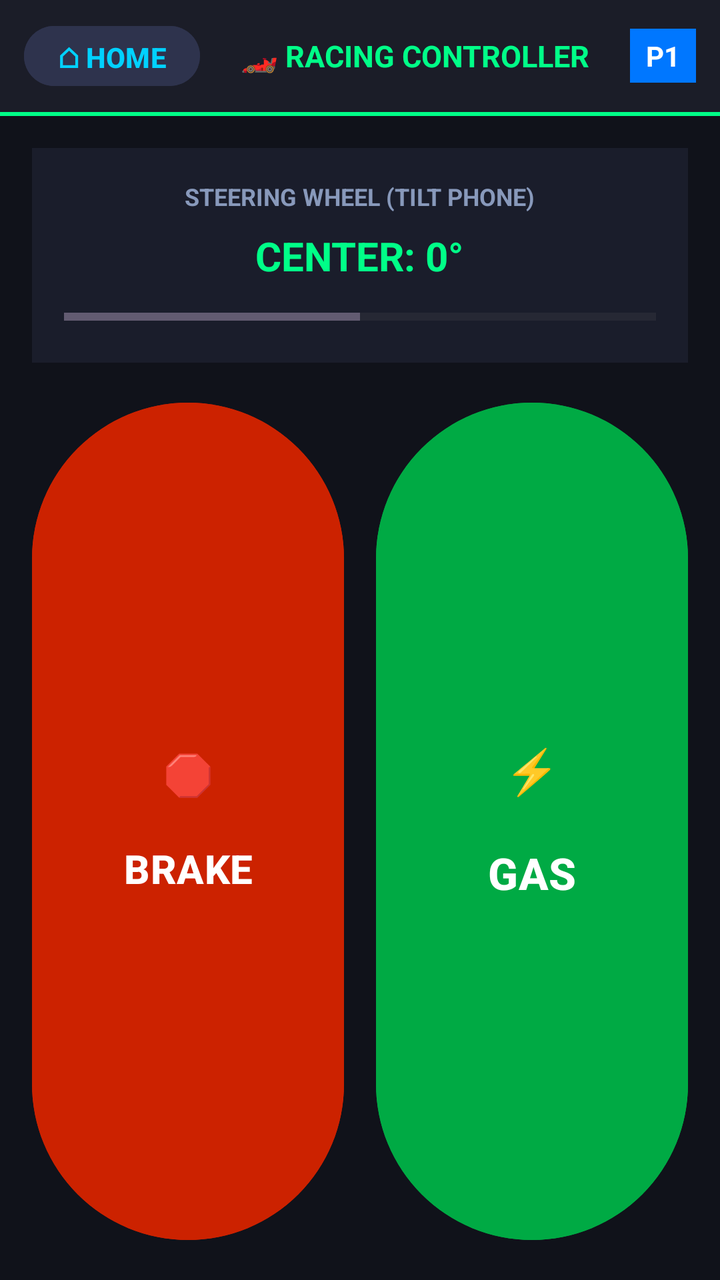
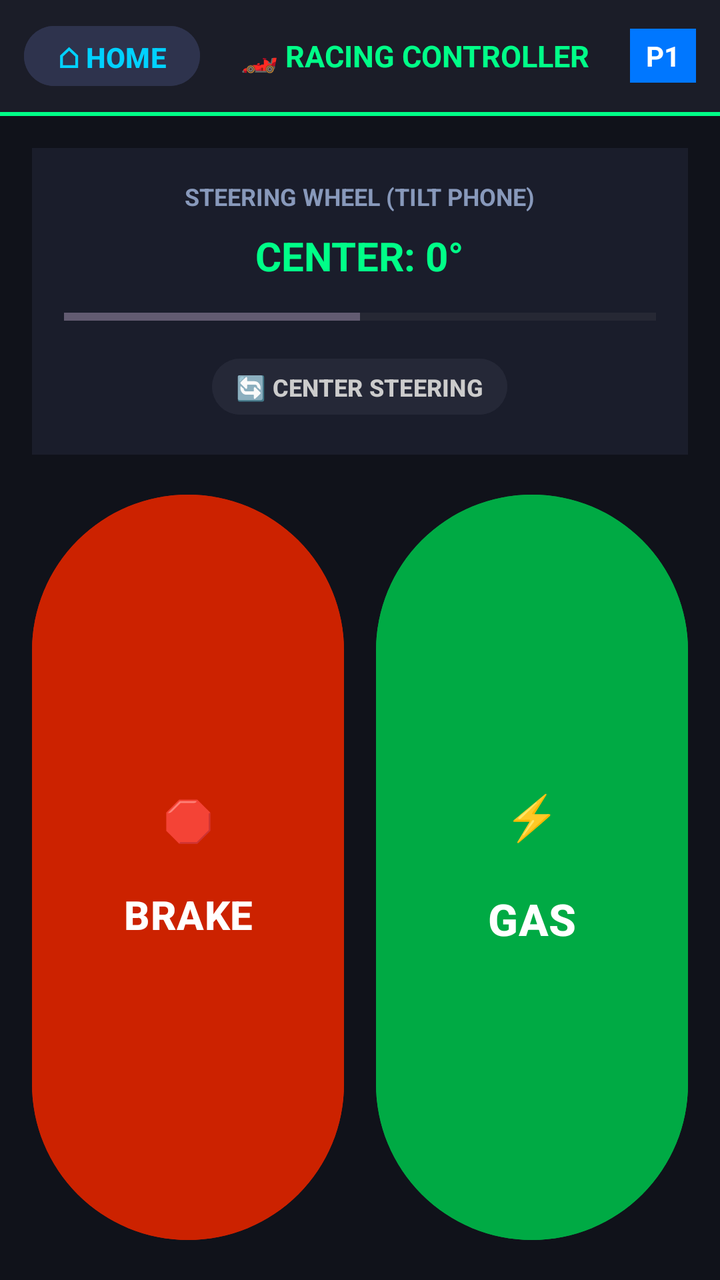

Compare the two renders of this Android layout. The source of the first and the diff that turns it into the second are given below.
<!-- AndroidManifest.xml: application theme Theme.QuickdrawController -->
<!-- res/layout/activity_racing.xml -->
<?xml version="1.0" encoding="utf-8"?>
<LinearLayout xmlns:android="http://schemas.android.com/apk/res/android"
    android:layout_width="match_parent"
    android:layout_height="match_parent"
    android:orientation="vertical"
    android:background="#10121A">

    
    <LinearLayout
        android:layout_width="match_parent"
        android:layout_height="56dp"
        android:background="#1B1D28"
        android:orientation="horizontal"
        android:gravity="center_vertical"
        android:paddingStart="12dp"
        android:paddingEnd="12dp">

        <Button
            android:id="@+id/btnHome"
            android:layout_width="wrap_content"
            android:layout_height="38dp"
            android:text="⌂ HOME"
            android:textColor="#00D2FF"
            android:textStyle="bold"
            android:backgroundTint="#2E334D"
            android:paddingStart="12dp"
            android:paddingEnd="12dp" />

        <TextView
            android:layout_width="0dp"
            android:layout_height="wrap_content"
            android:layout_weight="1"
            android:text="🏎️ RACING CONTROLLER"
            android:textColor="#00FF88"
            android:textStyle="bold"
            android:textSize="15sp"
            android:gravity="center" />

        <TextView
            android:id="@+id/txtPlayerBadge"
            android:layout_width="wrap_content"
            android:layout_height="wrap_content"
            android:text="P1"
            android:textColor="#FFFFFF"
            android:textStyle="bold"
            android:background="#0077FF"
            android:paddingStart="8dp"
            android:paddingEnd="8dp"
            android:paddingTop="4dp"
            android:paddingBottom="4dp" />

    </LinearLayout>

    <View
        android:layout_width="match_parent"
        android:layout_height="2dp"
        android:background="#00FF88" />

    
    <LinearLayout
        android:layout_width="match_parent"
        android:layout_height="match_parent"
        android:orientation="vertical"
        android:padding="16dp">

        
        <LinearLayout
            android:layout_width="match_parent"
            android:layout_height="wrap_content"
            android:orientation="vertical"
            android:background="#1A1D2B"
            android:padding="16dp"
            android:gravity="center"
            android:layout_marginBottom="16dp">

            <TextView
                android:layout_width="wrap_content"
                android:layout_height="wrap_content"
                android:text="STEERING WHEEL (TILT PHONE)"
                android:textColor="#8899BB"
                android:textSize="12sp"
                android:textStyle="bold"
                android:layout_marginBottom="8dp" />

            <TextView
                android:id="@+id/txtSteerAngle"
                android:layout_width="wrap_content"
                android:layout_height="wrap_content"
                android:text="CENTER: 0°"
                android:textColor="#00FF88"
                android:textSize="20sp"
                android:textStyle="bold" />

            <ProgressBar
                android:id="@+id/barSteer"
                style="?android:attr/progressBarStyleHorizontal"
                android:layout_width="match_parent"
                android:layout_height="14dp"
                android:max="100"
                android:progress="50"
                android:layout_marginTop="10dp" />

        </LinearLayout>

        
        <LinearLayout
            android:layout_width="match_parent"
            android:layout_height="0dp"
            android:layout_weight="1"
            android:orientation="horizontal">

            
            <Button
                android:id="@+id/btnBrake"
                android:layout_width="0dp"
                android:layout_height="match_parent"
                android:layout_weight="1"
                android:layout_marginEnd="8dp"
                android:text="🛑\n\nBRAKE"
                android:textColor="#FFFFFF"
                android:textStyle="bold"
                android:textSize="20sp"
                android:backgroundTint="#CC2200" />

            
            <Button
                android:id="@+id/btnGas"
                android:layout_width="0dp"
                android:layout_height="match_parent"
                android:layout_weight="1"
                android:layout_marginStart="8dp"
                android:text="⚡\n\nGAS"
                android:textColor="#FFFFFF"
                android:textStyle="bold"
                android:textSize="22sp"
                android:backgroundTint="#00AA44" />

        </LinearLayout>

    </LinearLayout>

</LinearLayout>
<!-- resources referenced by this layout -->
<resources>
  <style name="Theme.QuickdrawController" parent="Base.Theme.QuickdrawController" />
  <style name="Base.Theme.QuickdrawController" parent="Theme.Material3.DayNight.NoActionBar">
          
          
      </style>
</resources>

<!-- the commit's change to res/layout/activity_racing.xml (unified diff, before → after) -->
@@ -98,7 +98,20 @@
                 android:layout_height="14dp"
                 android:max="100"
                 android:progress="50"
-                android:layout_marginTop="10dp" />
+                android:layout_marginTop="10dp"
+                android:layout_marginBottom="10dp" />
+
+            <Button
+                android:id="@+id/btnCalibrate"
+                android:layout_width="wrap_content"
+                android:layout_height="36dp"
+                android:text="🔄 CENTER STEERING"
+                android:textColor="#CCCCCC"
+                android:textSize="12sp"
+                android:textStyle="bold"
+                android:backgroundTint="#252837"
+                android:paddingStart="12dp"
+                android:paddingEnd="12dp" />
 
         </LinearLayout>
 
